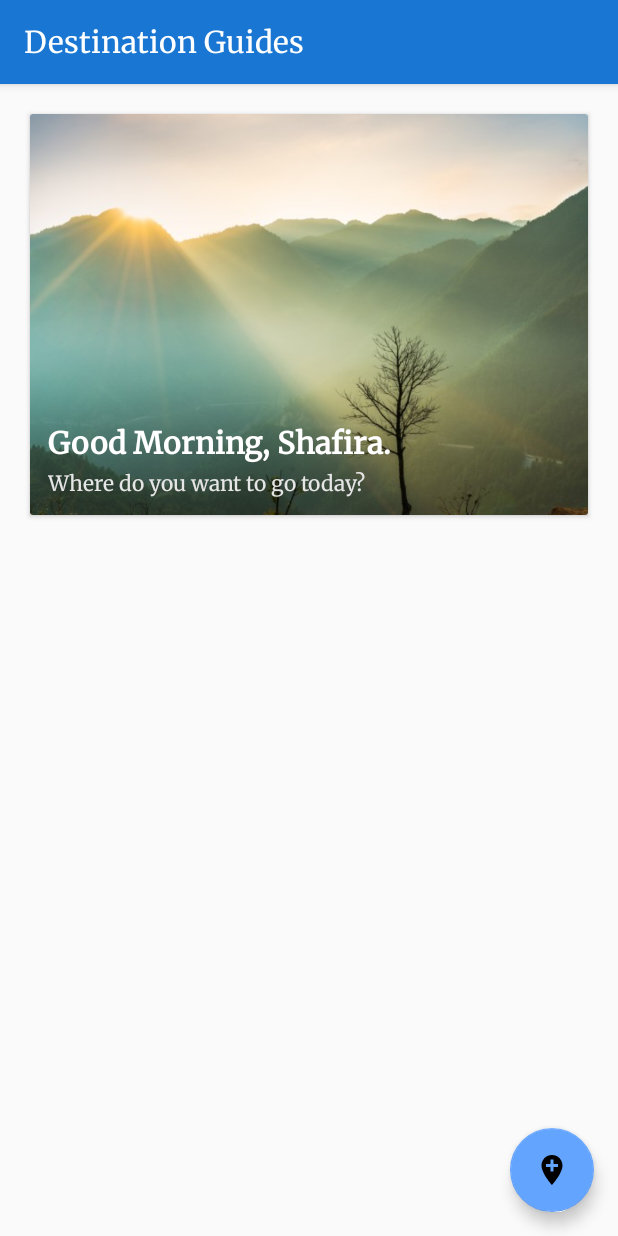
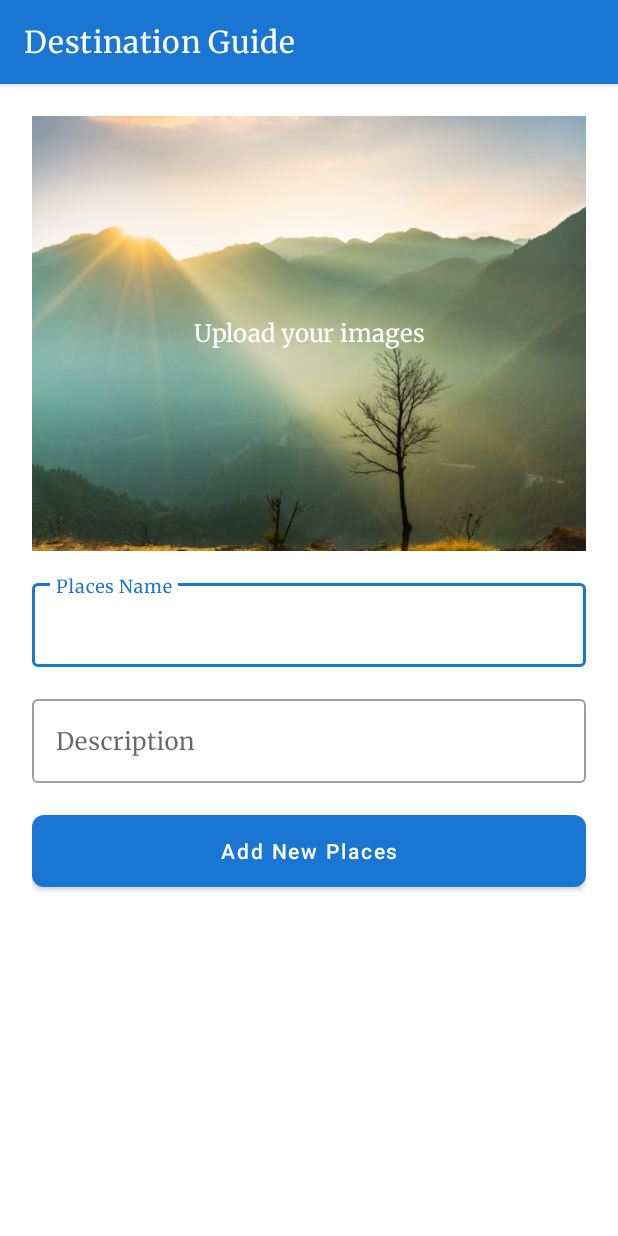
Before and after one commit to azzahradins/destinationapps, an Android app: the screen it shows after launch (MainActivity before the commit, AddPlaces after it), after a tap on an icon or button, on a phone screen of 412 x 824 dp. Run offline under Robolectric (Android 15) with nearby library versions, the phone set to English and light mode, and no system bars.

Commit message:
add new item to recycler view

```diff
--- a/app/src/main/AndroidManifest.xml
+++ b/app/src/main/AndroidManifest.xml
@@ -5,6 +5,7 @@
     <application
         android:allowBackup="true"
         android:icon="@mipmap/ic_launcher"
+        android:name=".Application"
         android:label="@string/app_name"
         android:roundIcon="@mipmap/ic_launcher_round"
         android:supportsRtl="true"
--- a/app/src/main/java/com/example/destinationapps/AddPlaces.java
+++ b/app/src/main/java/com/example/destinationapps/AddPlaces.java
@@ -1,14 +1,101 @@
 package com.example.destinationapps;
 
+import androidx.annotation.Nullable;
 import androidx.appcompat.app.AppCompatActivity;
 
+import android.content.Intent;
+import android.graphics.Bitmap;
+import android.net.Uri;
 import android.os.Bundle;
+import android.provider.MediaStore;
+import android.util.Log;
+import android.view.View;
+import android.widget.EditText;
+import android.widget.ImageView;
+import android.widget.Toast;
+
+import com.example.destinationapps.models.Places;
+
+import java.io.IOException;
 
 public class AddPlaces extends AppCompatActivity {
+    private static final String PLACES_KEY = "places";
+    private static final String INDEX_KEY = "index";
+    EditText etTitle, etDescription;
+    ImageView ivImages;
+    Uri uriImages = null;
+    private int index;
+    private Places places;
 
     @Override
     protected void onCreate(Bundle savedInstanceState) {
         super.onCreate(savedInstanceState);
         setContentView(R.layout.activity_add_places);
+        etTitle = findViewById(R.id.input_places);
+        etDescription = findViewById(R.id.input_decription);
+        ivImages = findViewById(R.id.image_preview);
+
+        Bundle extras = getIntent().getExtras();
+        if (extras != null) {
+            places = extras.getParcelable(PLACES_KEY);
+            index = extras.getInt(INDEX_KEY, 0);
+            etTitle.setText(places.getTitle());
+            etDescription.setText(places.getDescription());
+        }
+    }
+
+    public void SubmitPlaces(View view) {
+        if(checkLogin() == 0) {
+            String title = etTitle.getText().toString().trim();
+            String description = etDescription.getText().toString().trim();
+
+            places.setTitle(title);
+            places.setDescription(description);
+            places.setImage(this.uriImages);
+
+            Intent intent = new Intent();
+            intent.putExtra(PLACES_KEY, places);
+            intent.putExtra(INDEX_KEY, index);
+            setResult(RESULT_OK, intent);
+            finish();
+        }
+    }
+
+    public int checkLogin(){
+        int error = 0;
+        if(etTitle.getText().toString().isEmpty()){
+            error++;
+            etTitle.setError("Add some title please");
+        }
+        if(etDescription.getText().toString().isEmpty()){
+            error++;
+            etDescription.setError("Add some description please");
+        }
+        return error;
+    }
+
+    public void addImages(View view) {
+        Intent intent = new Intent(Intent.ACTION_PICK, MediaStore.Images.Media.EXTERNAL_CONTENT_URI);
+        startActivityForResult(intent, 1);
+    }
+
+    @Override
+    protected void onActivityResult(int requestCode, int resultCode, @Nullable Intent data) {
+        super.onActivityResult(requestCode, resultCode, data);
+        if(resultCode == RESULT_CANCELED){
+            return;
+        }
+        if(requestCode == 1){
+            try {
+                if(data!=null){
+                    uriImages = data.getData();
+                    Bitmap bitmap = MediaStore.Images.Media.getBitmap(this.getContentResolver(), uriImages);
+                    ivImages.setImageBitmap(bitmap);
+                }
+            } catch (IOException e) {
+                Toast.makeText(this, "Can't load image", Toast.LENGTH_SHORT).show();
+                Log.e("Image Insert", e.getMessage());
+            }
+        }
     }
 }
--- /dev/null
+++ b/app/src/main/java/com/example/destinationapps/Application.java
@@ -0,0 +1,15 @@
+package com.example.destinationapps;
+
+import com.example.destinationapps.models.Author;
+
+public class Application extends android.app.Application {
+    private static Author author;
+    @Override
+    public void onCreate() {
+        super.onCreate();
+
+        author = new Author("Shafira");
+    }
+
+    public static Author getAuthor(){return author;}
+}
--- a/app/src/main/java/com/example/destinationapps/MainActivity.java
+++ b/app/src/main/java/com/example/destinationapps/MainActivity.java
@@ -1,16 +1,30 @@
 package com.example.destinationapps;
 
+import android.content.Intent;
 import android.os.Bundle;
 
+import com.example.destinationapps.adapters.PlacesAdapter;
+import com.example.destinationapps.models.Author;
+import com.example.destinationapps.models.Places;
 import com.google.android.material.floatingactionbutton.FloatingActionButton;
-import com.google.android.material.snackbar.Snackbar;
 
+import androidx.annotation.Nullable;
 import androidx.appcompat.app.AppCompatActivity;
 import androidx.appcompat.widget.Toolbar;
+import androidx.recyclerview.widget.LinearLayoutManager;
+import androidx.recyclerview.widget.RecyclerView;
 
 import android.view.View;
 
-public class MainActivity extends AppCompatActivity {
+public class MainActivity extends AppCompatActivity implements PlacesAdapter.OnItemPlacesListener {
+
+    private static final int INSERT_REQUEST = 2;
+    private static final String PLACES_KEY = "places";
+    private static final String INDEX_KEY = "index";
+
+    private RecyclerView rvPlaces;
+    private PlacesAdapter adapter;
+    private Author author;
 
     @Override
     protected void onCreate(Bundle savedInstanceState) {
@@ -19,13 +33,42 @@ public class MainActivity extends AppCompatActivity {
         Toolbar toolbar = findViewById(R.id.toolbar);
         setSupportActionBar(toolbar);
 
+        rvPlaces = findViewById(R.id.rv_destination);
+        author = Application.getAuthor();
+        adapter = new PlacesAdapter(author.getPlaces(), this);
+        rvPlaces.setAdapter(adapter);
+
+        RecyclerView.LayoutManager layoutManager = new LinearLayoutManager(this);
+        rvPlaces.setLayoutManager(layoutManager);
+
         FloatingActionButton fab = findViewById(R.id.fab);
         fab.setOnClickListener(new View.OnClickListener() {
             @Override
             public void onClick(View view) {
-
+                Intent intent = new Intent(MainActivity.this, AddPlaces.class);
+                intent.putExtra(PLACES_KEY, new Places());
+                startActivityForResult(intent, INSERT_REQUEST);
             }
         });
     }
 
+    @Override
+    public void onPlacesClicked(int index, Places item) {
+        Intent intent = new Intent(this, DetailActivity.class);
+        intent.putExtra(PLACES_KEY, item);
+        intent.putExtra(INDEX_KEY, index);
+        startActivity(intent);
+    }
+
+    @Override
+    protected void onActivityResult(int requestCode, int resultCode, @Nullable Intent data) {
+        super.onActivityResult(requestCode, resultCode, data);
+        if(resultCode == RESULT_OK) {
+            Places places = data.getParcelableExtra(PLACES_KEY);
+            if (requestCode == INSERT_REQUEST) {
+                author.addPlaces(places);
+            }
+            adapter.notifyDataSetChanged();
+        }
+    }
 }
--- a/app/src/main/java/com/example/destinationapps/models/Places.java
+++ b/app/src/main/java/com/example/destinationapps/models/Places.java
@@ -8,6 +8,9 @@ public class Places implements Parcelable {
     private String title;
     private String description;
     private Uri image;
+
+    public Places() {
+    }
 
     public Places(String title, String description, Uri image) {
         this.title = title;
--- a/app/src/main/res/layout/activity_add_places.xml
+++ b/app/src/main/res/layout/activity_add_places.xml
@@ -38,14 +38,15 @@
 
     <com.google.android.material.textfield.TextInputLayout
         style="@style/Widget.MaterialComponents.TextInputLayout.OutlinedBox"
-        android:id="@+id/input_places"
         android:layout_width="match_parent"
         android:layout_height="wrap_content"
+        android:id="@+id/places"
         android:hint="Places Name"
         android:layout_marginTop="16dp"
         app:layout_constraintTop_toBottomOf="@id/guide1">
 
-        <com.google.android.material.textfield.TextInputEditText
+        <EditText
+            android:id="@+id/input_places"
             android:layout_width="match_parent"
             android:layout_height="wrap_content"
             android:fontFamily="@font/merriweather"
@@ -54,17 +55,18 @@
 
     <com.google.android.material.textfield.TextInputLayout
         style="@style/Widget.MaterialComponents.TextInputLayout.OutlinedBox"
-        android:id="@+id/input_decription"
         android:layout_width="match_parent"
         android:layout_height="wrap_content"
         android:hint="Description"
         android:layout_marginTop="16dp"
-        app:layout_constraintTop_toBottomOf="@id/input_places">
+        android:id="@+id/description"
+        app:layout_constraintTop_toBottomOf="@id/places">
 
-        <com.google.android.material.textfield.TextInputEditText
+        <EditText
             android:layout_width="match_parent"
             android:layout_height="wrap_content"
             android:fontFamily="@font/merriweather"
+            android:id="@+id/input_decription"
             android:textSize="@dimen/text_default"
             />
     </com.google.android.material.textfield.TextInputLayout>
@@ -76,6 +78,7 @@
         android:background="@drawable/button_primary"
         android:text="Add New Places"
         android:textAllCaps="false"
-        app:layout_constraintTop_toBottomOf="@id/input_decription"
-        android:onClick="SubmitPlaces"/>
+        app:layout_constraintTop_toBottomOf="@id/description"
+        android:onClick="SubmitPlaces"
+        android:textColor="#fff"/>
 </androidx.constraintlayout.widget.ConstraintLayout>
--- a/app/src/main/res/layout/activity_main.xml
+++ b/app/src/main/res/layout/activity_main.xml
@@ -29,6 +29,7 @@
         android:layout_gravity="bottom|end"
         android:layout_margin="@dimen/fab_margin"
         app:backgroundTint="@color/colorAccent"
-        app:srcCompat="@drawable/ic_add_location_black_24dp" />
+        app:srcCompat="@drawable/ic_add_location_black_24dp"
+        tools:ignore="VectorDrawableCompat" />
 
 </androidx.coordinatorlayout.widget.CoordinatorLayout>
--- a/app/src/main/res/layout/content_main.xml
+++ b/app/src/main/res/layout/content_main.xml
@@ -61,10 +61,11 @@
         app:layout_constraintGuide_percent="0.4"/>
 
     <androidx.recyclerview.widget.RecyclerView
-        android:id="@+id/list_destination"
+        android:id="@+id/rv_destination"
         android:layout_width="match_parent"
-        android:layout_height="wrap_content"
+        android:layout_height="0dp"
         app:layout_constraintTop_toBottomOf="@id/guide1"
+        app:layout_constraintBottom_toBottomOf="parent"
         android:layout_margin="20dp" />
 
 </androidx.constraintlayout.widget.ConstraintLayout>
--- a/app/src/main/res/layout/item_places.xml
+++ b/app/src/main/res/layout/item_places.xml
@@ -5,7 +5,7 @@
     xmlns:tools="http://schemas.android.com/tools"
     app:cardElevation="8dp"
     app:cardCornerRadius="4dp"
-    android:layout_margin="8dp"
+    android:layout_marginBottom="8dp"
     app:layout_constraintTop_toTopOf="parent"
     app:layout_constraintBottom_toTopOf="@id/guide1"
     xmlns:android="http://schemas.android.com/apk/res/android">
--- a/app/src/main/res/values/colors.xml
+++ b/app/src/main/res/values/colors.xml
@@ -2,6 +2,7 @@
 <resources>
     <color name="colorPrimary">#1976d2</color>
     <color name="colorPrimaryDark">#004ba0</color>
+    <color name="colorPrimaryDarkest">#1E1C1E</color>
     <color name="colorAccent">#63a4ff</color>
     <color name="colorDark">#000</color>
 </resources>
--- a/app/src/main/res/values/styles.xml
+++ b/app/src/main/res/values/styles.xml
@@ -1,7 +1,7 @@
 <resources>
 
     <!-- Base application theme. -->
-    <style name="AppTheme" parent="Theme.AppCompat.Light.DarkActionBar">
+    <style name="AppTheme" parent="Theme.MaterialComponents.Light.DarkActionBar">
         <!-- Customize your theme here. -->
         <item name="colorPrimary">@color/colorPrimary</item>
         <item name="colorPrimaryDark">@color/colorPrimaryDark</item>
```
Also changed, not shown: app/src/main/java/com/example/destinationapps/models/Author.java (+16 -11 lines).
